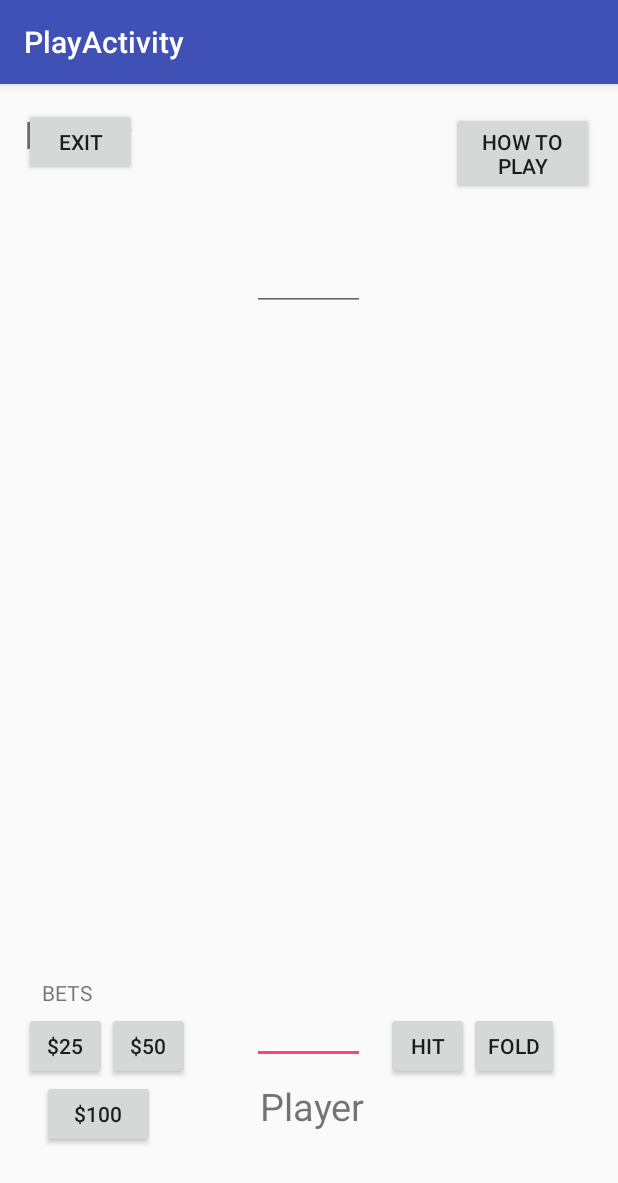
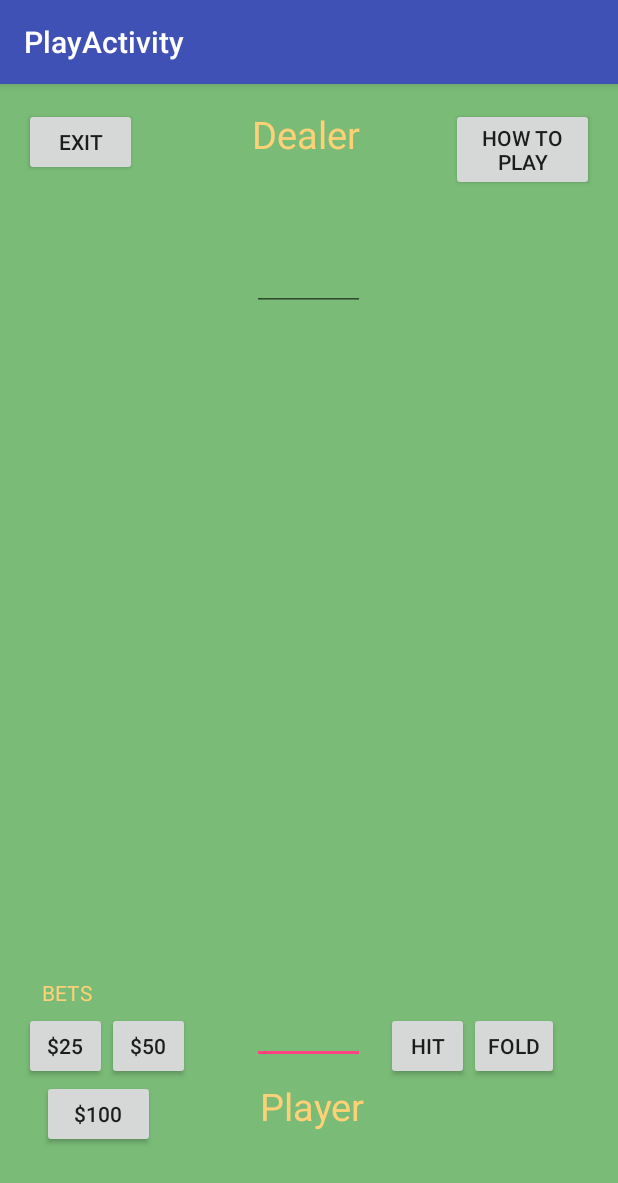
Before and after one commit to dbudrys/BlackJack01, an Android app: the PlayActivity screen opened directly, with no data from a screen before it, on a phone screen of 412 x 824 dp. Shown: the top 1183 px of the screen. Run offline under Robolectric (Android 15) with nearby library versions, the phone set to English and light mode, and no system bars; 1 statement that could not run was skipped.

Commit message:
Added colors to texts and layout background

```diff
--- a/app/src/main/res/layout/content_play.xml
+++ b/app/src/main/res/layout/content_play.xml
@@ -11,20 +11,8 @@
     android:paddingTop="@dimen/activity_vertical_margin"
     app:layout_behavior="@string/appbar_scrolling_view_behavior"
     tools:context="com.dustin_domas_assignment.blackjack01.PlayActivity"
-    tools:showIn="@layout/activity_play">
-
-    <TextView
-        android:text="Dealer"
-        android:layout_width="wrap_content"
-        android:layout_height="wrap_content"
-        android:layout_alignParentTop="true"
-        android:layout_alignRight="@+id/editText"
-        android:layout_alignEnd="@+id/editText"
-        android:layout_marginRight="75dp"
-        android:layout_marginEnd="75dp"
-        android:id="@+id/Dealer_TV"
-        tools:ignore="HardcodedText"
-        android:textSize="25sp" />
+    tools:showIn="@layout/activity_play"
+    android:background="#7ABB77">
 
     <EditText
         android:layout_width="75dp"
@@ -57,7 +45,8 @@
         android:layout_alignTop="@+id/Player_Hand"
         android:layout_alignParentLeft="true"
         android:layout_alignParentStart="true"
-        android:layout_marginTop="18dp" />
+        android:layout_marginTop="18dp"
+        android:textColor="#FFD177" />
 
     <TextView
         android:text="Player"
@@ -68,7 +57,8 @@
         android:textSize="25sp"
         android:layout_alignParentBottom="true"
         android:layout_alignRight="@+id/Player_Hand"
-        android:layout_alignEnd="@+id/Player_Hand" />
+        android:layout_alignEnd="@+id/Player_Hand"
+        android:textColor="#FFD177" />
 
     <Button
         android:text="$50"
@@ -117,6 +107,18 @@
         android:layout_toRightOf="@+id/hit_button"
         android:layout_toEndOf="@+id/hit_button" />
 
+    <TextView
+        android:text="Dealer"
+        android:layout_width="wrap_content"
+        android:layout_height="wrap_content"
+        android:id="@+id/Dealer_TV"
+        tools:ignore="HardcodedText"
+        android:textSize="25sp"
+        android:layout_alignParentTop="true"
+        android:layout_alignLeft="@+id/Dealer_Hand"
+        android:layout_alignStart="@+id/Dealer_Hand"
+        android:textColor="#FFD177" />
+
     <Button
         android:text="Exit"
         android:layout_width="75dp"
@@ -131,8 +133,7 @@
         android:id="@+id/howToPlay_button"
         android:layout_width="95dp"
         android:layout_height="55dp"
-        android:layout_alignBaseline="@+id/exit_button"
-        android:layout_alignBottom="@+id/exit_button"
+        android:layout_alignParentTop="true"
         android:layout_alignParentRight="true"
         android:layout_alignParentEnd="true" />
 </RelativeLayout>
```
